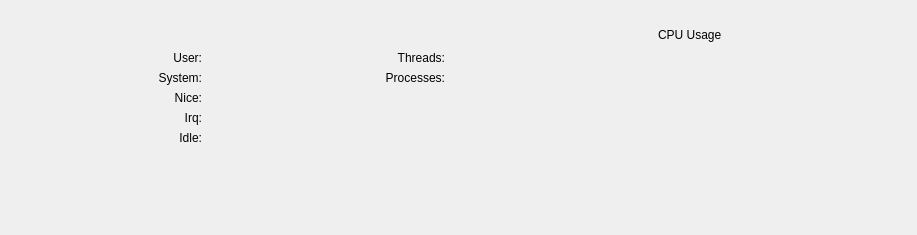
Qt form Under Construction/Activity Monitor.app/Resources/activity_monitor/ui/tab_cpu.ui (helloSystem/Utilities) before a commit.
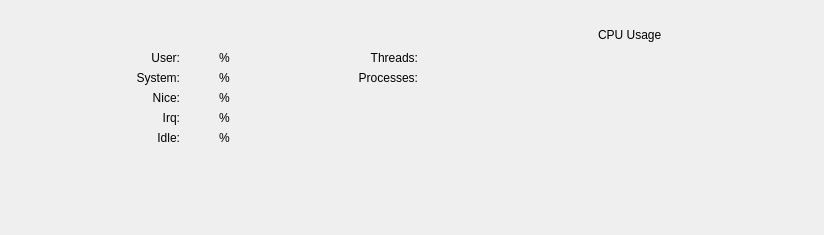
The same form after that commit. Custom widgets are drawn as their Qt base class.

What changed in the file:
```diff
--- a/Under Construction/Activity Monitor.app/Resources/activity_monitor/ui/tab_cpu.ui
+++ b/Under Construction/Activity Monitor.app/Resources/activity_monitor/ui/tab_cpu.ui
@@ -6,7 +6,7 @@
             <rect>
                 <x>0</x>
                 <y>0</y>
-                <width>917</width>
+                <width>824</width>
                 <height>235</height>
             </rect>
         </property>
@@ -76,7 +76,7 @@
                                     </property>
                                 </widget>
                             </item>
-                            <item row="1" column="5" alignment="Qt::AlignRight|Qt::AlignVCenter">
+                            <item row="1" column="6" alignment="Qt::AlignRight|Qt::AlignVCenter">
                                 <widget class="QLabel" name="label_threads">
                                     <property name="text">
                                         <string>Threads:</string>
@@ -86,10 +86,17 @@
                                     </property>
                                 </widget>
                             </item>
-                            <item row="3" column="4" alignment="Qt::AlignLeft">
+                            <item row="2" column="4">
+                                <widget class="QLabel" name="label_system_unit">
+                                    <property name="text">
+                                        <string>%</string>
+                                    </property>
+                                </widget>
+                            </item>
+                            <item row="3" column="5" alignment="Qt::AlignLeft">
                                 <widget class="ColorButton" name="color_picker_nice_value" native="true"/>
                             </item>
-                            <item row="1" column="7">
+                            <item row="1" column="8">
                                 <widget class="QLabel" name="label_threads_value">
                                     <property name="styleSheet">
                                         <string notr="true"/>
@@ -148,7 +155,14 @@
                                     </property>
                                 </widget>
                             </item>
-                            <item row="5" column="4" alignment="Qt::AlignLeft">
+                            <item row="3" column="4">
+                                <widget class="QLabel" name="label_nice_unit">
+                                    <property name="text">
+                                        <string>%</string>
+                                    </property>
+                                </widget>
+                            </item>
+                            <item row="5" column="5" alignment="Qt::AlignLeft">
                                 <widget class="ColorButton" name="color_picker_idle_value" native="true"/>
                             </item>
                             <item row="2" column="1">
@@ -167,7 +181,17 @@
                                     </property>
                                 </widget>
                             </item>
-                            <item row="0" column="4">
+                            <item row="1" column="10" rowspan="5">
+                                <widget class="CPUGraphBar" name="widget_graph" native="true">
+                                    <property name="sizePolicy">
+                                        <sizepolicy hsizetype="MinimumExpanding" vsizetype="MinimumExpanding">
+                                            <horstretch>0</horstretch>
+                                            <verstretch>0</verstretch>
+                                        </sizepolicy>
+                                    </property>
+                                </widget>
+                            </item>
+                            <item row="0" column="5">
                                 <spacer name="horizontalSpacer_1">
                                     <property name="orientation">
                                         <enum>Qt::Horizontal</enum>
@@ -215,6 +239,13 @@
                             <item row="4" column="4" alignment="Qt::AlignLeft">
                                 <widget class="ColorButton" name="color_picker_irq_value" native="true"/>
                             </item>
+                            <item row="1" column="4">
+                                <widget class="QLabel" name="label_user_unit">
+                                    <property name="text">
+                                        <string>%</string>
+                                    </property>
+                                </widget>
+                            </item>
                             <item row="5" column="3">
                                 <widget class="QLabel" name="label_idle_value">
                                     <property name="toolTip">
@@ -228,6 +259,13 @@
                                     </property>
                                 </widget>
                             </item>
+                            <item row="5" column="4">
+                                <widget class="QLabel" name="label_idle_unit">
+                                    <property name="text">
+                                        <string>%</string>
+                                    </property>
+                                </widget>
+                            </item>
                             <item row="0" column="0">
                                 <spacer name="horizontalSpacer_4">
                                     <property name="orientation">
@@ -254,7 +292,7 @@
                                     </property>
                                 </widget>
                             </item>
-                            <item row="2" column="7">
+                            <item row="2" column="8">
                                 <widget class="QLabel" name="label_processes_value">
                                     <property name="styleSheet">
                                         <string notr="true"/>
@@ -286,7 +324,14 @@
                             <item row="1" column="4" alignment="Qt::AlignLeft">
                                 <widget class="ColorButton" name="color_picker_user_value" native="true"/>
                             </item>
-                            <item row="2" column="5" alignment="Qt::AlignRight|Qt::AlignVCenter">
+                            <item row="4" column="4">
+                                <widget class="QLabel" name="label_irq_unit">
+                                    <property name="text">
+                                        <string>%</string>
+                                    </property>
+                                </widget>
+                            </item>
+                            <item row="2" column="6" alignment="Qt::AlignRight|Qt::AlignVCenter">
                                 <widget class="QLabel" name="label_processes">
                                     <property name="text">
                                         <string>Processes:</string>
@@ -296,23 +341,39 @@
                                     </property>
                                 </widget>
                             </item>
-                            <item row="0" column="8">
-                                <spacer name="horizontalSpacer_3">
-                                    <property name="orientation">
-                                        <enum>Qt::Horizontal</enum>
-                                    </property>
-                                    <property name="sizeType">
-                                        <enum>QSizePolicy::MinimumExpanding</enum>
-                                    </property>
-                                    <property name="sizeHint" stdset="0">
-                                        <size>
-                                            <width>40</width>
-                                            <height>20</height>
-                                        </size>
-                                    </property>
-                                </spacer>
-                            </item>
                             <item row="0" column="9">
+                                <spacer name="horizontalSpacer_3">
+                                    <property name="orientation">
+                                        <enum>Qt::Horizontal</enum>
+                                    </property>
+                                    <property name="sizeType">
+                                        <enum>QSizePolicy::MinimumExpanding</enum>
+                                    </property>
+                                    <property name="sizeHint" stdset="0">
+                                        <size>
+                                            <width>40</width>
+                                            <height>20</height>
+                                        </size>
+                                    </property>
+                                </spacer>
+                            </item>
+                            <item row="0" column="7">
+                                <spacer name="horizontalSpacer_7">
+                                    <property name="orientation">
+                                        <enum>Qt::Horizontal</enum>
+                                    </property>
+                                    <property name="sizeType">
+                                        <enum>QSizePolicy::Preferred</enum>
+                                    </property>
+                                    <property name="sizeHint" stdset="0">
+                                        <size>
+                                            <width>20</width>
+                                            <height>20</height>
+                                        </size>
+                                    </property>
+                                </spacer>
+                            </item>
+                            <item row="0" column="10">
                                 <layout class="QHBoxLayout" name="horizontalLayout">
                                     <item>
                                         <spacer name="horizontalSpacer">
@@ -368,7 +429,7 @@
                                     </property>
                                 </widget>
                             </item>
-                            <item row="0" column="10">
+                            <item row="0" column="11">
                                 <spacer name="horizontalSpacer_5">
                                     <property name="orientation">
                                         <enum>Qt::Horizontal</enum>
@@ -384,32 +445,6 @@
                             <item row="2" column="4" alignment="Qt::AlignLeft">
                                 <widget class="ColorButton" name="color_picker_system_value" native="true"/>
                             </item>
-                            <item row="0" column="6">
-                                <spacer name="horizontalSpacer_7">
-                                    <property name="orientation">
-                                        <enum>Qt::Horizontal</enum>
-                                    </property>
-                                    <property name="sizeType">
-                                        <enum>QSizePolicy::Preferred</enum>
-                                    </property>
-                                    <property name="sizeHint" stdset="0">
-                                        <size>
-                                            <width>20</width>
-                                            <height>20</height>
-                                        </size>
-                                    </property>
-                                </spacer>
-                            </item>
-                            <item row="1" column="9" rowspan="5">
-                                <widget class="CPUGraphBar" name="widget_graph" native="true">
-                                    <property name="sizePolicy">
-                                        <sizepolicy hsizetype="MinimumExpanding" vsizetype="MinimumExpanding">
-                                            <horstretch>0</horstretch>
-                                            <verstretch>0</verstretch>
-                                        </sizepolicy>
-                                    </property>
-                                </widget>
-                            </item>
                         </layout>
                     </item>
                     <item>
```
Left out of the diff: 6 changed lines with no effect on the pictures.
